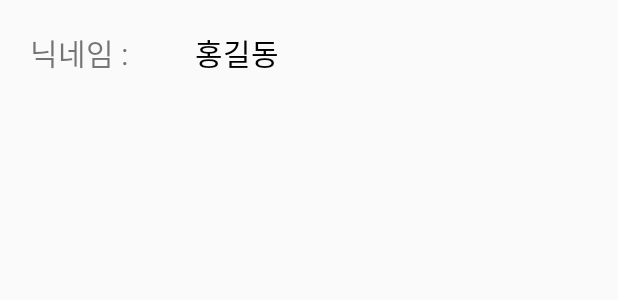
After one commit to Daseul727/Mobile-Skill-Up, an Android app: the layout list_view_item.xml on its own in the app's theme, with its tools: preview values and no code run, on a phone screen of 412 x 824 dp. The commit adds this screen. Shown: the top 300 px of the screen. Run offline under Robolectric (Android 15) with nearby library versions, the phone set to English and light mode, and no system bars.

Commit message:
[Like List] Add My Likes page

```diff
--- a/basic/app/src/main/AndroidManifest.xml
+++ b/basic/app/src/main/AndroidManifest.xml
@@ -15,6 +15,9 @@
         android:supportsRtl="true"
         android:theme="@style/Theme.Sogating"
         tools:targetApi="31">
+        <activity
+            android:name=".messsage.MyLikeListActivity"
+            android:exported="false" />
         <activity
             android:name=".setting.SettingActivity"
             android:exported="false" />
--- /dev/null
+++ b/basic/app/src/main/res/layout/list_view_item.xml
@@ -0,0 +1,23 @@
+<?xml version="1.0" encoding="utf-8"?>
+<LinearLayout xmlns:android="http://schemas.android.com/apk/res/android"
+    android:layout_width="match_parent"
+    android:layout_height="match_parent">
+
+    <TextView
+        android:text="닉네임 : "
+        android:textSize="20sp"
+        android:layout_margin="20dp"
+        android:layout_width="wrap_content"
+        android:layout_height="wrap_content"/>
+
+    <TextView
+        android:id="@+id/listViewItemNickname"
+        android:text="홍길동"
+        android:textColor="@color/black"
+        android:textSize="20sp"
+        android:layout_margin="20dp"
+        android:layout_width="wrap_content"
+        android:layout_height="wrap_content"/>
+
+/>
+</LinearLayout>
```
Also changed, not shown: basic/app/src/main/java/com/example/sogating/messsage/ListViewAdapter.kt (added, +42 -0 lines), basic/app/src/main/java/com/example/sogating/messsage/MyLikeListActivity.kt (added, +91 -0 lines), basic/app/src/main/java/com/example/sogating/setting/SettingActivity.kt (+7 -0 lines), basic/app/src/main/res/layout/activity_my_like_list.xml (added, +14 -0 lines), basic/app/src/main/res/layout/activity_setting.xml (+9 -0 lines).
